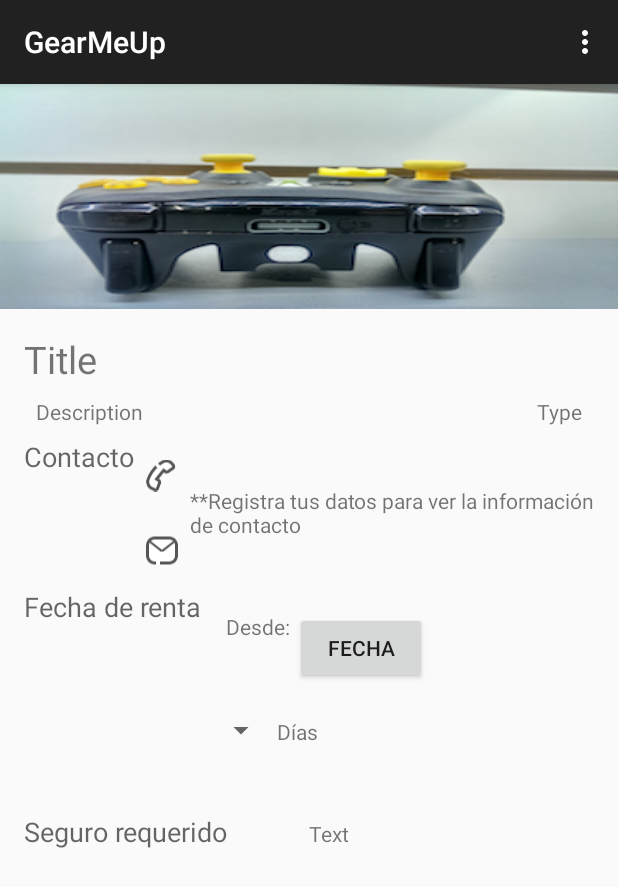
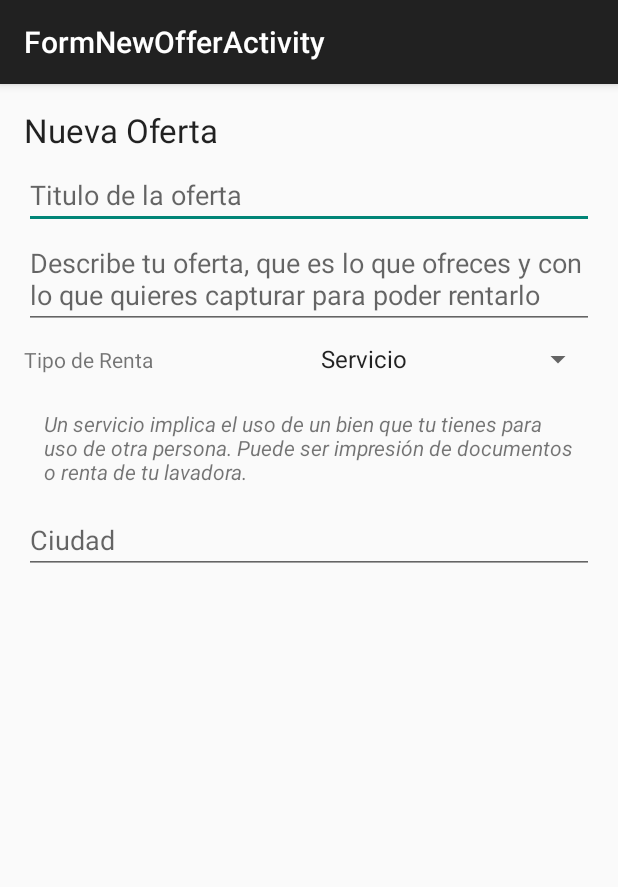
Before and after one commit to ozkarram/gear_me_up, an Android app: the screen it shows after launch (MainActivity before the commit, FormNewOfferActivity after it), on a phone screen of 412 x 824 dp. Shown: the top 887 px of the screen. Run offline under Robolectric (Android 15) with nearby library versions, the phone set to English and light mode, and no system bars.

Commit message:
formulario 50

```diff
--- a/app/src/main/AndroidManifest.xml
+++ b/app/src/main/AndroidManifest.xml
@@ -23,16 +23,16 @@
         <activity
             android:name=".MainActivity"
             android:label="@string/app_name" >
+        </activity>
+        <activity
+            android:name=".FormNewOfferActivity"
+            android:label="@string/title_activity_form_new_offer" >
             <intent-filter>
                 <action android:name="android.intent.action.MAIN" />
 
                 <category android:name="android.intent.category.LAUNCHER" />
             </intent-filter>
         </activity>
-        <activity
-            android:name=".FormNewOfferActivity"
-            android:label="@string/title_activity_form_new_offer" >
-        </activity>
     </application>
 
 </manifest>
--- a/app/src/main/java/com/crashdev/gearmeup/FormNewOfferActivity.java
+++ b/app/src/main/java/com/crashdev/gearmeup/FormNewOfferActivity.java
@@ -4,6 +4,10 @@ import android.support.v7.app.ActionBarActivity;
 import android.os.Bundle;
 import android.view.Menu;
 import android.view.MenuItem;
+import android.view.View;
+import android.widget.AdapterView;
+import android.widget.ArrayAdapter;
+import android.widget.Spinner;
 
 
 public class FormNewOfferActivity extends ActionBarActivity {
@@ -12,28 +16,33 @@ public class FormNewOfferActivity extends ActionBarActivity {
     protected void onCreate(Bundle savedInstanceState) {
         super.onCreate(savedInstanceState);
         setContentView(R.layout.activity_form_new_offer);
+        init();
     }
 
 
-    @Override
-    public boolean onCreateOptionsMenu(Menu menu) {
-        // Inflate the menu; this adds items to the action bar if it is present.
-        getMenuInflater().inflate(R.menu.menu_form_new_offer, menu);
-        return true;
-    }
+    private void init() {
+        //init date picker
+        Spinner spinner = ((Spinner) findViewById(R.id.spinner_type_offer));
+        ArrayAdapter adapter = ArrayAdapter.createFromResource(this, R.array.rent_type,
+                android.R.layout.simple_spinner_item);
+        adapter.setDropDownViewResource(android.R.layout.simple_spinner_dropdown_item);
+        spinner.setAdapter(adapter);
+        spinner.setOnItemSelectedListener(new AdapterView.OnItemSelectedListener() {
+            @Override
+            public void onItemSelected(AdapterView<?> parent, View view, int position, long id) {
+                if (position == 0) {
+                    findViewById(R.id.ford_desc_servicio).setVisibility(View.VISIBLE);
+                    findViewById(R.id.ford_desc_producto).setVisibility(View.GONE);
+                } else {
+                    findViewById(R.id.ford_desc_servicio).setVisibility(View.GONE);
+                    findViewById(R.id.ford_desc_producto).setVisibility(View.VISIBLE);
+                }
+            }
 
-    @Override
-    public boolean onOptionsItemSelected(MenuItem item) {
-        // Handle action bar item clicks here. The action bar will
-        // automatically handle clicks on the Home/Up button, so long
-        // as you specify a parent activity in AndroidManifest.xml.
-        int id = item.getItemId();
+            @Override
+            public void onNothingSelected(AdapterView<?> parent) {
 
-        //noinspection SimplifiableIfStatement
-        if (id == R.id.action_settings) {
-            return true;
-        }
-
-        return super.onOptionsItemSelected(item);
+            }
+        });
     }
 }
--- a/app/src/main/res/layout/activity_form_new_offer.xml
+++ b/app/src/main/res/layout/activity_form_new_offer.xml
@@ -1,14 +1,83 @@
-<ScrollView xmlns:android="http://schemas.android.com/apk/res/android"
-    xmlns:tools="http://schemas.android.com/tools" android:layout_width="match_parent"
-    android:layout_height="match_parent" android:paddingLeft="@dimen/activity_horizontal_margin"
-    android:orientation="vertical"
+<?xml version="1.0" encoding="utf-8"?>
+<LinearLayout xmlns:android="http://schemas.android.com/apk/res/android"
+    android:orientation="vertical" android:layout_width="match_parent"
+    android:layout_height="match_parent"
+    android:paddingLeft="@dimen/activity_horizontal_margin"
     android:paddingRight="@dimen/activity_horizontal_margin"
     android:paddingTop="@dimen/activity_vertical_margin"
-    android:paddingBottom="@dimen/activity_vertical_margin" tools:context=".MainActivity">
+    android:paddingBottom="@dimen/activity_vertical_margin">
 
-    <LinearLayout
+    <TextView
         android:layout_width="match_parent"
-        android:layout_height="match_parent"
-        android:orientation="vertical">
-    </LinearLayout>
-</ScrollView>
+        android:layout_height="35dp"
+        android:textAppearance="?android:attr/textAppearanceLarge"
+        android:text="@string/form_new_offer"/>
+
+    <ScrollView
+        android:layout_width="match_parent"
+        android:layout_height="match_parent">
+        <LinearLayout
+            android:layout_width="match_parent"
+            android:layout_height="wrap_content"
+            android:orientation="vertical"
+            >
+
+            <EditText
+                android:layout_width="match_parent"
+                android:layout_height="wrap_content"
+                android:paddingTop="@dimen/padding_top_edittext_from"
+                android:id="@+id/editText_form_title"
+                android:hint="@string/form_title_offer"
+                android:layout_gravity="center_horizontal" />
+
+            <EditText
+                android:layout_width="match_parent"
+                android:layout_height="wrap_content"
+                android:paddingTop="@dimen/padding_top_edittext_from"
+                android:id="@+id/editText_form_desc"
+                android:hint="@string/form_desc_offers"
+                android:layout_gravity="center_horizontal" />
+
+            <LinearLayout
+                android:layout_width="match_parent"
+                android:layout_height="wrap_content"
+                android:orientation="horizontal">
+                <TextView
+                    android:layout_width="0dp"
+                    android:layout_height="40dp"
+                    android:layout_weight="1"
+                    android:text="Tipo de Renta"
+                    android:gravity="center_vertical"/>
+                <Spinner
+                    android:id="@+id/spinner_type_offer"
+                    android:layout_width="0dp"
+                    android:layout_height="40dp"
+                    android:layout_weight="1"/>
+            </LinearLayout>
+            <TextView
+                android:id="@+id/ford_desc_servicio"
+                android:layout_width="match_parent"
+                android:layout_height="wrap_content"
+                android:padding="@dimen/padding_desc_form"
+                android:textStyle="italic"
+                android:text="@string/form_desc_service"/>
+            <TextView
+                android:id="@+id/ford_desc_producto"
+                android:layout_width="match_parent"
+                android:layout_height="wrap_content"
+                android:padding="@dimen/padding_desc_form"
+                android:textStyle="italic"
+                android:text="@string/form_desc_product"/>
+
+            <EditText
+                android:layout_width="match_parent"
+                android:layout_height="wrap_content"
+                android:paddingTop="@dimen/padding_top_edittext_from"
+                android:id="@+id/editText_form_city"
+                android:hint="@string/form_city_offer"
+                android:layout_gravity="center_horizontal" />
+
+        </LinearLayout>
+        </ScrollView>
+
+</LinearLayout>
--- a/app/src/main/res/values/arrays.xml
+++ b/app/src/main/res/values/arrays.xml
@@ -12,4 +12,8 @@
         <item>9</item>
         <item>10</item>
     </string-array>
+    <string-array name="rent_type">
+        <item>Servicio</item>
+        <item>Producto</item>
+    </string-array>
 </resources>
--- a/app/src/main/res/values/dimens.xml
+++ b/app/src/main/res/values/dimens.xml
@@ -4,4 +4,6 @@
     <dimen name="activity_vertical_margin">16dp</dimen>
     <dimen name="desc_margin">8dp</dimen>
     <dimen name="title_text_size">25sp</dimen>
+    <dimen name="padding_top_edittext_from">10dp</dimen>
+    <dimen name="padding_desc_form">13dp</dimen>
 </resources>
--- a/app/src/main/res/values/strings.xml
+++ b/app/src/main/res/values/strings.xml
@@ -13,5 +13,11 @@
     <!-- TODO: Remove or change this placeholder text -->
     <string name="hello_blank_fragment">Hello blank fragment</string>
     <string name="title_activity_form_new_offer">FormNewOfferActivity</string>
+    <string name="form_title_offer">Titulo de la oferta</string>
+    <string name="form_desc_offers">Describe tu oferta, que es lo que ofreces y con lo que quieres capturar para poder rentarlo</string>
+    <string name="form_new_offer">Nueva Oferta</string>
+    <string name="form_desc_service">"Un servicio implica el uso de un bien que tu tienes para uso de otra persona. Puede ser impresión de documentos o renta de tu lavadora."</string>
+    <string name="form_desc_product">"Un producto implica el traspaso del bien por un determinado tiempo y con ciertas condiciones. Si lo deseas, puedes establecer ciertos seguros para usar este tipo de renta."</string>
+    <string name="form_city_offer">Ciudad</string>
 
 </resources>
```
